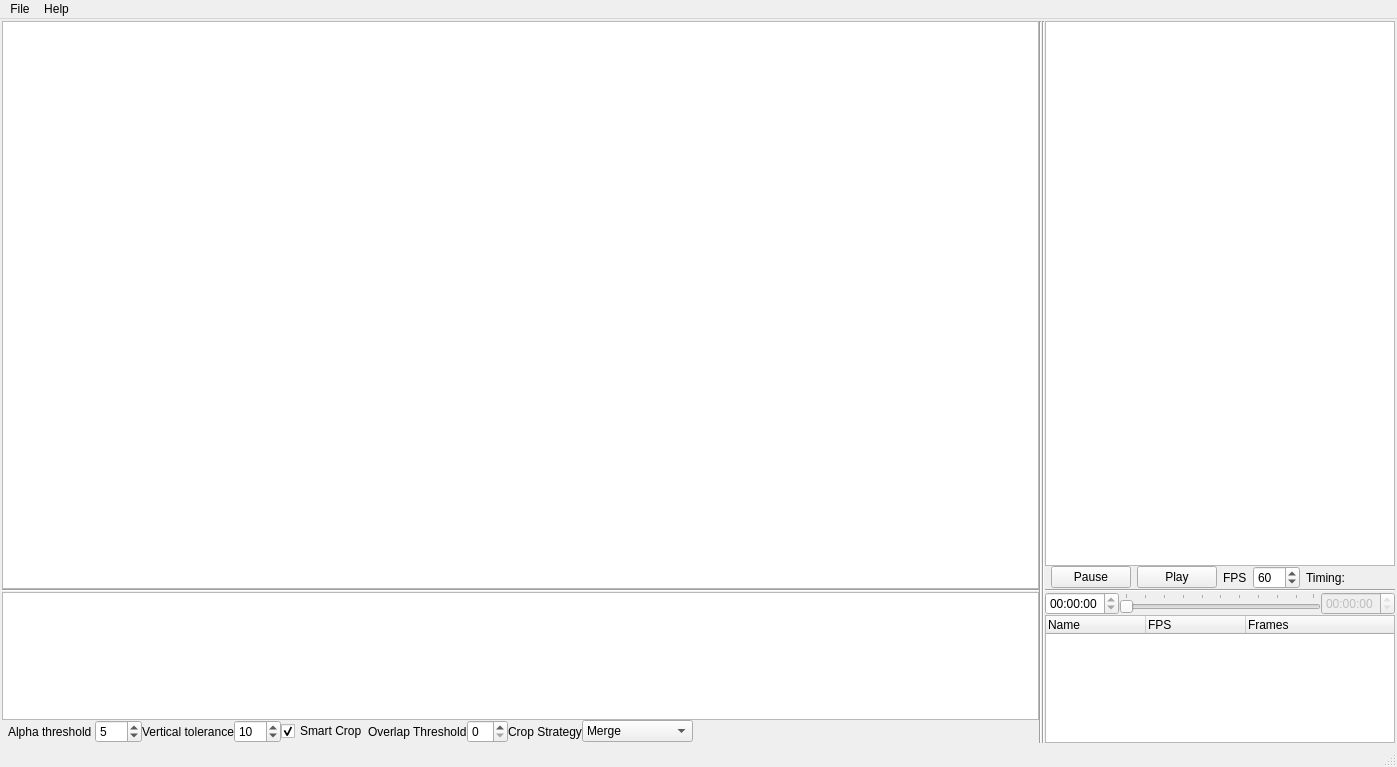
Qt form SpriteStudio/src/mainwindow.ui (oktailb/SpriteStudio) before a commit.
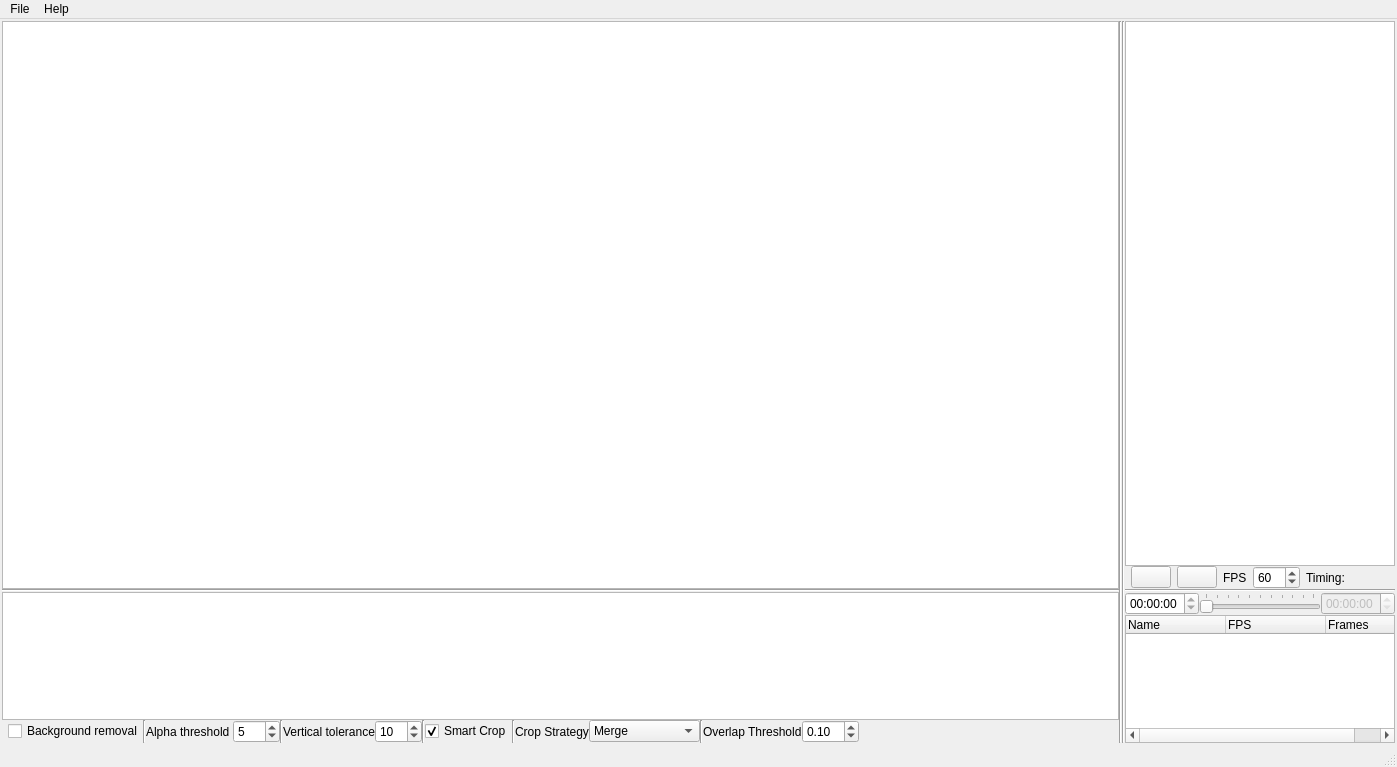
The same form after that commit. Icons and pictures are not drawn.

Commit message:
refactor background removal integration
 - merge behavior with smart sprite detection processing
 - add progression visibility in bottom status bar

```diff
--- a/SpriteStudio/src/mainwindow.ui
+++ b/SpriteStudio/src/mainwindow.ui
@@ -175,6 +175,20 @@
           <property name="rightMargin">
            <number>6</number>
           </property>
+          <item>
+           <widget class="QCheckBox" name="backgroundRemoval">
+            <property name="text">
+             <string>Background removal</string>
+            </property>
+           </widget>
+          </item>
+          <item>
+           <widget class="Line" name="line_6">
+            <property name="orientation">
+             <enum>Qt::Orientation::Vertical</enum>
+            </property>
+           </widget>
+          </item>
           <item>
            <widget class="QLabel" name="label">
             <property name="text">
@@ -192,6 +206,13 @@
             </property>
            </widget>
           </item>
+          <item>
+           <widget class="Line" name="line_7">
+            <property name="orientation">
+             <enum>Qt::Orientation::Vertical</enum>
+            </property>
+           </widget>
+          </item>
           <item>
            <widget class="QLabel" name="label_2">
             <property name="text">
@@ -209,6 +230,13 @@
             </property>
            </widget>
           </item>
+          <item>
+           <widget class="Line" name="line_5">
+            <property name="orientation">
+             <enum>Qt::Orientation::Vertical</enum>
+            </property>
+           </widget>
+          </item>
           <item>
            <widget class="QCheckBox" name="enableSmartCropCheckbox">
             <property name="text">
@@ -220,15 +248,12 @@
            </widget>
           </item>
           <item>
-           <widget class="QLabel" name="label_3">
-            <property name="text">
-             <string>Overlap Threshold</string>
+           <widget class="Line" name="line_8">
+            <property name="orientation">
+             <enum>Qt::Orientation::Vertical</enum>
             </property>
            </widget>
           </item>
-          <item>
-           <widget class="QSpinBox" name="overlapThresholdSpinbox"/>
-          </item>
           <item>
            <widget class="QLabel" name="label_4">
             <property name="text">
@@ -260,6 +285,30 @@
             </item>
            </widget>
           </item>
+          <item>
+           <widget class="Line" name="line_9">
+            <property name="orientation">
+             <enum>Qt::Orientation::Vertical</enum>
+            </property>
+           </widget>
+          </item>
+          <item>
+           <widget class="QLabel" name="label_3">
+            <property name="text">
+             <string>Overlap Threshold</string>
+            </property>
+           </widget>
+          </item>
+          <item>
+           <widget class="QDoubleSpinBox" name="overlapThresholdSpinbox">
+            <property name="singleStep">
+             <double>0.010000000000000</double>
+            </property>
+            <property name="value">
+             <double>0.100000000000000</double>
+            </property>
+           </widget>
+          </item>
           <item>
            <spacer name="spacer">
             <property name="orientation">
@@ -310,7 +359,7 @@
           <item>
            <widget class="QPushButton" name="Pause">
             <property name="text">
-             <string>Pause</string>
+             <string/>
             </property>
             <property name="icon">
              <iconset>
@@ -322,7 +371,7 @@
           <item>
            <widget class="QPushButton" name="Play">
             <property name="text">
-             <string>Play</string>
+             <string/>
             </property>
             <property name="icon">
              <iconset>
```
Left out of the diff: 8 changed lines with no effect on the pictures. The commit also changes 11 other files.
